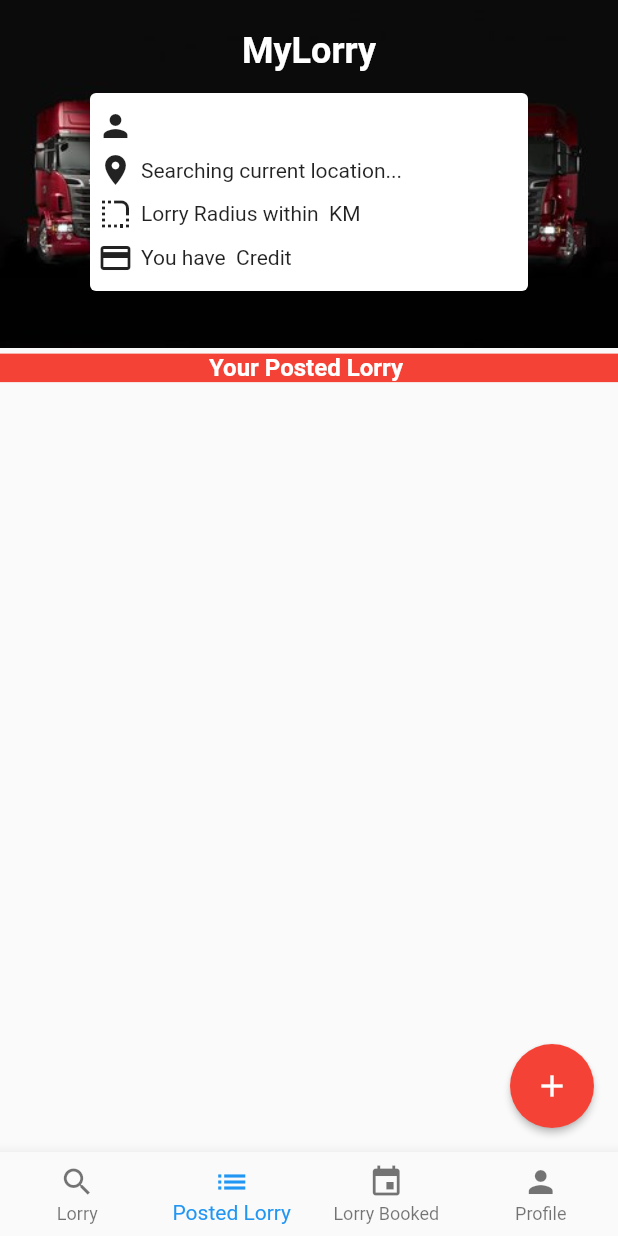
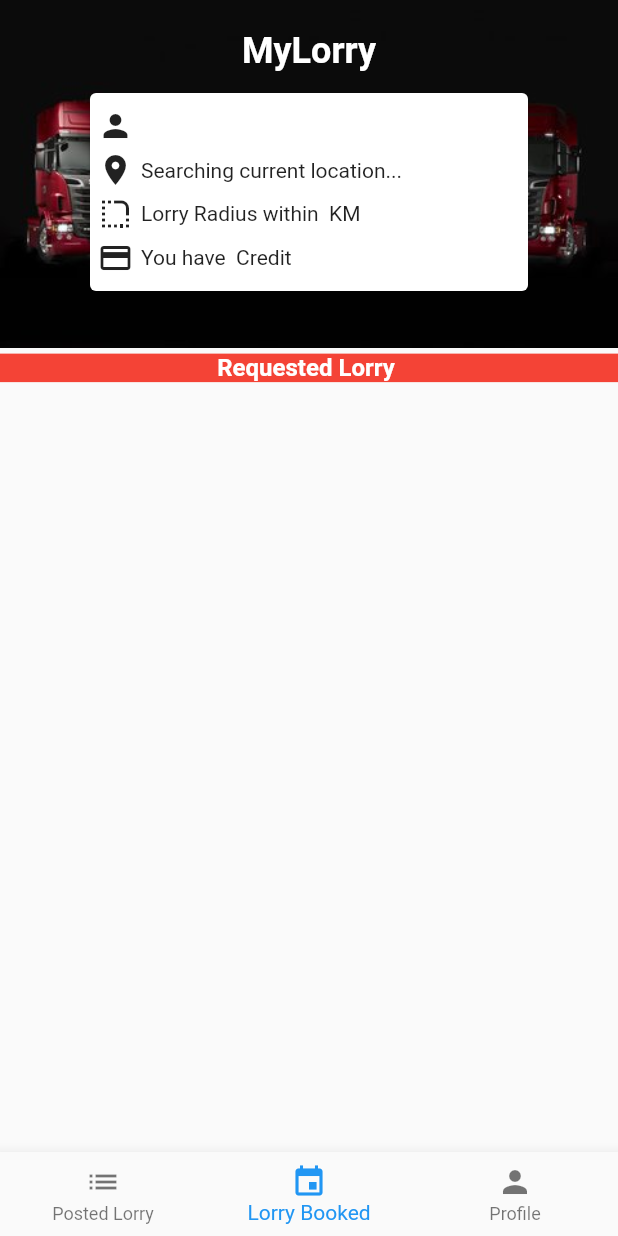
Before and after one commit to farisleh/MyLorry, a Flutter app: the MainScreen screen opened directly with empty values, item 2 of the bottom bar chosen, on a phone screen of 412 x 824 dp. Run offline on Flutter 3.47's test engine with Material 2 defaults, Android fonts, the phone set to English and light mode, and no system bars; our stand-ins replace flutter_rating_bar, geolocator, google_maps_flutter, image_picker, progress_dialog, random_string and 3 more; missing offline and left inert: place_picker; accounts and stored records are empty.

Commit message:
Update mainscreen.dart

```diff
--- a/lib/mainscreen.dart
+++ b/lib/mainscreen.dart
@@ -4,7 +4,6 @@ import 'package:my_lorry/tabscreen2.dart';
 import 'package:my_lorry/tabscreen3.dart';
 import 'package:my_lorry/tabscreen4.dart';
 import 'package:my_lorry/user.dart';
-import 'tabscreen1.dart';
 
 
 class MainScreen extends StatefulWidget {
@@ -25,7 +24,6 @@ class _MainScreenState extends State<MainScreen> {
   void initState() {
     super.initState();
     tabs = [
-      TabScreen1(user: widget.user),
       TabScreen2(user: widget.user),
       TabScreen3(user: widget.user),
       TabScreen4(user: widget.user),
@@ -55,10 +53,6 @@ class _MainScreenState extends State<MainScreen> {
 
         items: [
           BottomNavigationBarItem(
-            icon: Icon(Icons.search),
-            title: Text("Lorry"),
-          ),
-          BottomNavigationBarItem(
             icon: Icon(Icons.list, ),
             title: Text("Posted Lorry"),
           ),
```
